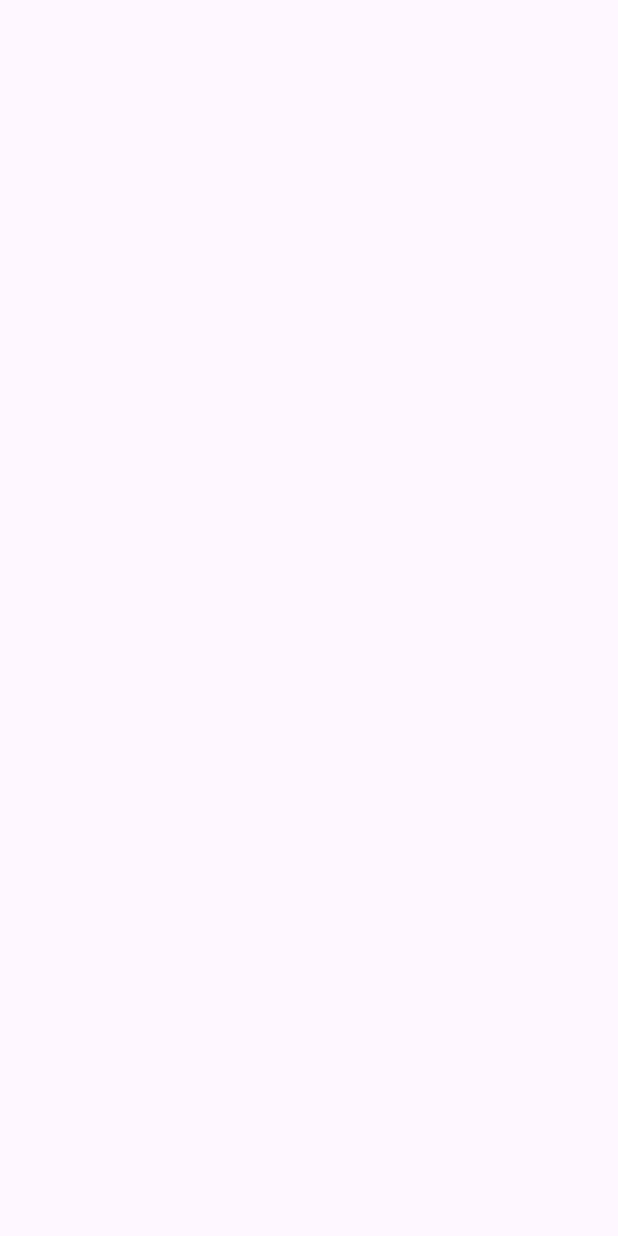
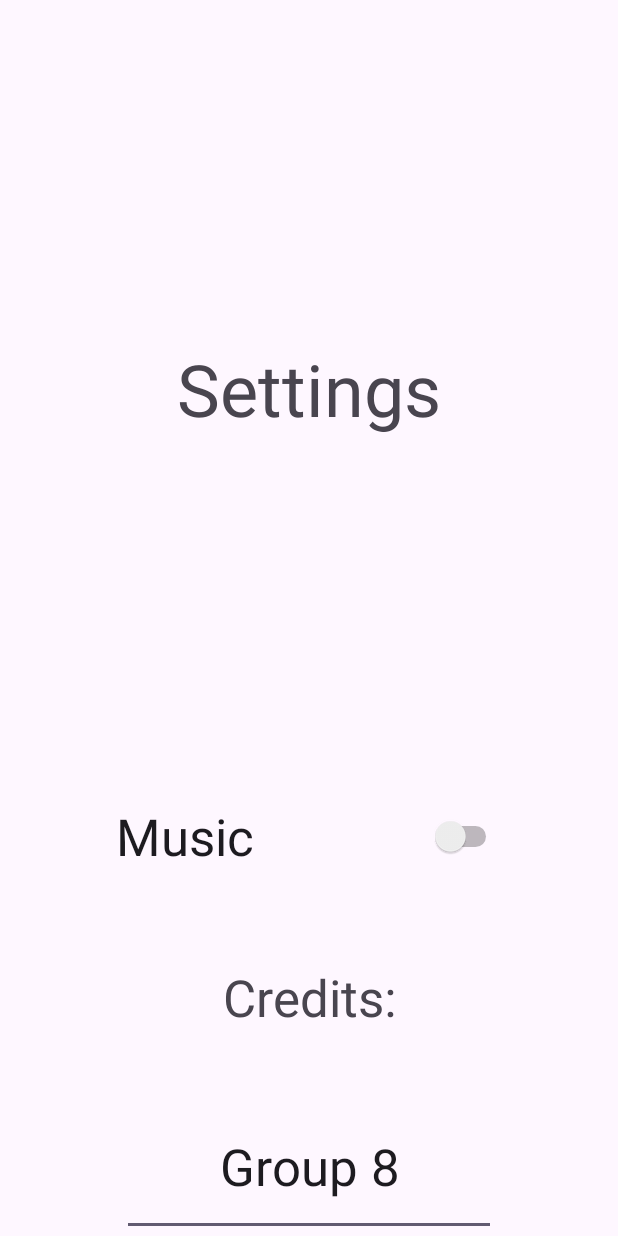
Before and after one commit to NeoMouseSVC/ITSC4155-Software-Dev.-Project-Spring2024, an Android app: the settings_screen screen opened directly, with no data from a screen before it, on a phone screen of 412 x 824 dp. Before the commit the screen is empty. Run offline under Robolectric (Android 15) with nearby library versions, the phone set to English and light mode, and no system bars.

Commit message:
actual changes

```diff
--- a/HangmanAndroidJava/app/src/main/java/com/example/myapplication/settings_screen.java
+++ b/HangmanAndroidJava/app/src/main/java/com/example/myapplication/settings_screen.java
@@ -1,6 +1,9 @@
 package com.example.myapplication;
 
+import android.media.MediaPlayer;
 import android.os.Bundle;
+import android.widget.CompoundButton;
+import android.widget.Switch;
 
 import androidx.activity.EdgeToEdge;
 import androidx.appcompat.app.AppCompatActivity;
@@ -9,6 +12,9 @@ import androidx.core.view.ViewCompat;
 import androidx.core.view.WindowInsetsCompat;
 
 public class settings_screen extends AppCompatActivity {
+
+    // Declare a MediaPlayer object
+    MediaPlayer mediaPlayer;
 
     @Override
     protected void onCreate(Bundle savedInstanceState) {
@@ -20,5 +26,37 @@ public class settings_screen extends AppCompatActivity {
             v.setPadding(systemBars.left, systemBars.top, systemBars.right, systemBars.bottom);
             return insets;
         });
+
+        // Initialize the MediaPlayer object with your MP3 file
+        mediaPlayer = MediaPlayer.create(this, R.raw.music);
+        mediaPlayer.setLooping(true); // Set looping
+        mediaPlayer.start(); // Start playing the music
+
+        // Get the switch from the layout
+        Switch switchMusic = findViewById(R.id.switch1);
+        switchMusic.setOnCheckedChangeListener(new CompoundButton.OnCheckedChangeListener() {
+            public void onCheckedChanged(CompoundButton buttonView, boolean isChecked) {
+                if (isChecked) {
+                    // The toggle is enabled, play the music
+                    if (!mediaPlayer.isPlaying()) {
+                        mediaPlayer.start();
+                    }
+                } else {
+                    // The toggle is disabled, pause the music
+                    if (mediaPlayer.isPlaying()) {
+                        mediaPlayer.pause();
+                    }
+                }
+            }
+        });
+    }
+
+    @Override
+    protected void onDestroy() {
+        super.onDestroy();
+        if (mediaPlayer != null) {
+            mediaPlayer.release();
+            mediaPlayer = null;
+        }
     }
 }
--- a/HangmanAndroidJava/app/src/main/res/layout/activity_settings_screen.xml
+++ b/HangmanAndroidJava/app/src/main/res/layout/activity_settings_screen.xml
@@ -7,4 +7,50 @@
     android:layout_height="match_parent"
     tools:context=".settings_screen">
 
+    <Switch
+        android:id="@+id/switch1"
+        android:layout_width="257dp"
+        android:layout_height="80dp"
+        android:text="Music"
+        android:textSize="34sp"
+        app:layout_constraintBottom_toBottomOf="parent"
+        app:layout_constraintEnd_toEndOf="parent"
+        app:layout_constraintStart_toStartOf="parent"
+        app:layout_constraintTop_toBottomOf="@+id/textView" />
+
+    <TextView
+        android:id="@+id/textView"
+        android:layout_width="wrap_content"
+        android:layout_height="wrap_content"
+        android:text="Settings"
+        android:textAlignment="center"
+        android:textSize="48sp"
+        app:layout_constraintBottom_toTopOf="@+id/switch1"
+        app:layout_constraintEnd_toEndOf="parent"
+        app:layout_constraintStart_toStartOf="parent"
+        app:layout_constraintTop_toTopOf="parent" />
+
+    <TextView
+        android:id="@+id/textView2"
+        android:layout_width="wrap_content"
+        android:layout_height="wrap_content"
+        android:text="Credits:"
+        android:textSize="34sp"
+        app:layout_constraintBottom_toTopOf="@+id/editTextText"
+        app:layout_constraintEnd_toEndOf="parent"
+        app:layout_constraintStart_toStartOf="parent"
+        app:layout_constraintTop_toBottomOf="@+id/switch1" />
+
+    <EditText
+        android:id="@+id/editTextText"
+        android:layout_width="249dp"
+        android:layout_height="92dp"
+        android:ems="10"
+        android:inputType="text"
+        android:text="Group 8"
+        android:textAlignment="center"
+        android:textSize="34sp"
+        app:layout_constraintBottom_toBottomOf="parent"
+        app:layout_constraintEnd_toEndOf="parent"
+        app:layout_constraintStart_toStartOf="parent" />
 </androidx.constraintlayout.widget.ConstraintLayout>
```
